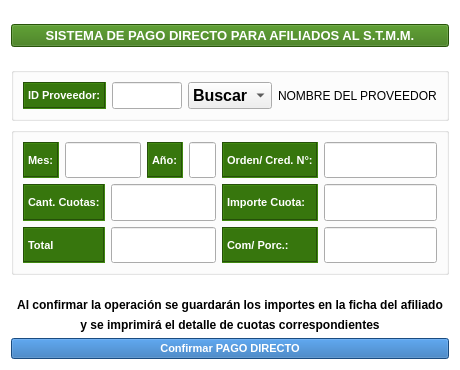
Above: gui/cargas/carga_debito.ui from shae-ra/sindicato before the change. Below: the same form after it.
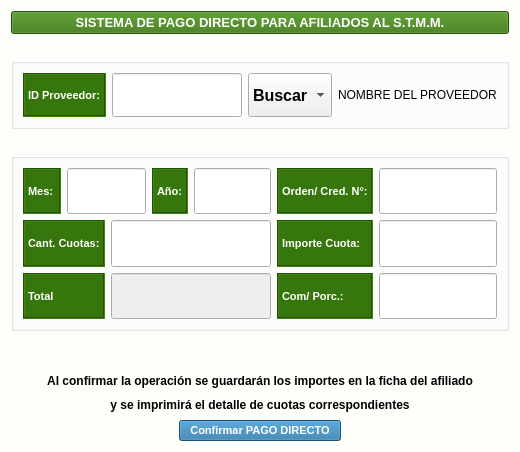
That is the form after the change. Icons and pictures are not drawn.

Patch:
```diff
--- a/gui/cargas/carga_debito.ui
+++ b/gui/cargas/carga_debito.ui
@@ -9,20 +9,20 @@
    <rect>
     <x>0</x>
     <y>0</y>
-    <width>460</width>
-    <height>370</height>
+    <width>520</width>
+    <height>452</height>
    </rect>
   </property>
   <property name="minimumSize">
    <size>
-    <width>460</width>
-    <height>370</height>
+    <width>520</width>
+    <height>452</height>
    </size>
   </property>
   <property name="maximumSize">
    <size>
-    <width>460</width>
-    <height>370</height>
+    <width>520</width>
+    <height>452</height>
    </size>
   </property>
   <property name="palette">
@@ -40,9 +40,9 @@
      <colorrole role="Button">
       <brush brushstyle="SolidPattern">
        <color alpha="255">
-        <red>255</red>
+        <red>254</red>
         <green>255</green>
-        <blue>255</blue>
+        <blue>251</blue>
        </color>
       </brush>
      </colorrole>
@@ -58,9 +58,9 @@
      <colorrole role="Midlight">
       <brush brushstyle="SolidPattern">
        <color alpha="255">
-        <red>255</red>
+        <red>254</red>
         <green>255</green>
-        <blue>255</blue>
+        <blue>253</blue>
        </color>
       </brush>
      </colorrole>
@@ -69,16 +69,16 @@
        <color alpha="255">
         <red>127</red>
         <green>127</green>
-        <blue>127</blue>
+        <blue>125</blue>
        </color>
       </brush>
      </colorrole>
      <colorrole role="Mid">
       <brush brushstyle="SolidPattern">
        <color alpha="255">
-        <red>170</red>
+        <red>169</red>
         <green>170</green>
-        <blue>170</blue>
+        <blue>167</blue>
        </color>
       </brush>
      </colorrole>
@@ -121,9 +121,9 @@
      <colorrole role="Window">
       <brush brushstyle="SolidPattern">
        <color alpha="255">
-        <red>255</red>
+        <red>254</red>
         <green>255</green>
-        <blue>255</blue>
+        <blue>251</blue>
        </color>
       </brush>
      </colorrole>
@@ -139,9 +139,9 @@
      <colorrole role="AlternateBase">
       <brush brushstyle="SolidPattern">
        <color alpha="255">
-        <red>255</red>
+        <red>254</red>
         <green>255</green>
-        <blue>255</blue>
+        <blue>253</blue>
        </color>
       </brush>
      </colorrole>
@@ -177,9 +177,9 @@
      <colorrole role="Button">
       <brush brushstyle="SolidPattern">
        <color alpha="255">
-        <red>255</red>
+        <red>254</red>
         <green>255</green>
-        <blue>255</blue>
+        <blue>251</blue>
        </color>
       </brush>
      </colorrole>
@@ -195,9 +195,9 @@
      <colorrole role="Midlight">
       <brush brushstyle="SolidPattern">
        <color alpha="255">
-        <red>255</red>
+        <red>254</red>
         <green>255</green>
-        <blue>255</blue>
+        <blue>253</blue>
        </color>
       </brush>
      </colorrole>
@@ -206,16 +206,16 @@
        <color alpha="255">
         <red>127</red>
         <green>127</green>
-        <blue>127</blue>
+        <blue>125</blue>
        </color>
       </brush>
      </colorrole>
      <colorrole role="Mid">
       <brush brushstyle="SolidPattern">
        <color alpha="255">
-        <red>170</red>
+        <red>169</red>
         <green>170</green>
-        <blue>170</blue>
+        <blue>167</blue>
        </color>
       </brush>
      </colorrole>
@@ -258,9 +258,9 @@
      <colorrole role="Window">
       <brush brushstyle="SolidPattern">
        <color alpha="255">
-        <red>255</red>
+        <red>254</red>
         <green>255</green>
-        <blue>255</blue>
+        <blue>251</blue>
        </color>
       </brush>
      </colorrole>
@@ -276,9 +276,9 @@
      <colorrole role="AlternateBase">
       <brush brushstyle="SolidPattern">
        <color alpha="255">
-        <red>255</red>
+        <red>254</red>
         <green>255</green>
-        <blue>255</blue>
+        <blue>253</blue>
        </color>
       </brush>
      </colorrole>
@@ -307,16 +307,16 @@
        <color alpha="255">
         <red>127</red>
         <green>127</green>
-        <blue>127</blue>
+        <blue>125</blue>
        </color>
       </brush>
      </colorrole>
      <colorrole role="Button">
       <brush brushstyle="SolidPattern">
        <color alpha="255">
-        <red>255</red>
+        <red>254</red>
         <green>255</green>
-        <blue>255</blue>
+        <blue>251</blue>
        </color>
       </brush>
      </colorrole>
@@ -332,9 +332,9 @@
      <colorrole role="Midlight">
       <brush brushstyle="SolidPattern">
        <color alpha="255">
-        <red>255</red>
+        <red>254</red>
         <green>255</green>
-        <blue>255</blue>
+        <blue>253</blue>
        </color>
       </brush>
      </colorrole>
@@ -343,16 +343,16 @@
        <color alpha="255">
         <red>127</red>
         <green>127</green>
-        <blue>127</blue>
+        <blue>125</blue>
        </color>
       </brush>
      </colorrole>
      <colorrole role="Mid">
       <brush brushstyle="SolidPattern">
        <color alpha="255">
-        <red>170</red>
+        <red>169</red>
         <green>170</green>
-        <blue>170</blue>
+        <blue>167</blue>
        </color>
       </brush>
      </colorrole>
@@ -361,7 +361,7 @@
        <color alpha="255">
         <red>127</red>
         <green>127</green>
-        <blue>127</blue>
+        <blue>125</blue>
        </color>
       </brush>
      </colorrole>
@@ -379,25 +379,25 @@
        <color alpha="255">
         <red>127</red>
         <green>127</green>
-        <blue>127</blue>
+        <blue>125</blue>
        </color>
       </brush>
      </colorrole>
      <colorrole role="Base">
       <brush brushstyle="SolidPattern">
        <color alpha="255">
-        <red>255</red>
+        <red>254</red>
         <green>255</green>
-        <blue>255</blue>
+        <blue>251</blue>
        </color>
       </brush>
      </colorrole>
      <colorrole role="Window">
       <brush brushstyle="SolidPattern">
        <color alpha="255">
-        <red>255</red>
+        <red>254</red>
         <green>255</green>
-        <blue>255</blue>
+        <blue>251</blue>
        </color>
       </brush>
      </colorrole>
@@ -413,9 +413,9 @@
      <colorrole role="AlternateBase">
       <brush brushstyle="SolidPattern">
        <color alpha="255">
-        <red>255</red>
+        <red>254</red>
         <green>255</green>
-        <blue>255</blue>
+        <blue>251</blue>
        </color>
       </brush>
      </colorrole>
@@ -443,52 +443,180 @@
   <property name="windowTitle">
    <string>Form</string>
   </property>
-  <layout class="QGridLayout" name="gridLayout_3" rowstretch="10,0,0,10,30,0,0,0,0">
-   <item row="5" column="1">
+  <layout class="QGridLayout" name="gridLayout_3" rowstretch="10,1,4,1,10,2,1,1,10">
+   <item row="0" column="0" colspan="3">
+    <widget class="QPushButton" name="pushButton_2">
+     <property name="enabled">
+      <bool>true</bool>
+     </property>
+     <property name="font">
+      <font>
+       <family>Arial</family>
+       <pointsize>10</pointsize>
+       <weight>75</weight>
+       <bold>true</bold>
+      </font>
+     </property>
+     <property name="focusPolicy">
+      <enum>Qt::NoFocus</enum>
+     </property>
+     <property name="contextMenuPolicy">
+      <enum>Qt::NoContextMenu</enum>
+     </property>
+     <property name="styleSheet">
+      <string notr="true">#pushButton_2{
+background-color:#37760D;
+color: #FFFFFF;
+}</string>
+     </property>
+     <property name="text">
+      <string>SISTEMA DE PAGO DIRECTO PARA AFILIADOS AL S.T.M.M.</string>
+     </property>
+     <property name="icon">
+      <iconset>
+       <normaloff>../iconos/bp.png</normaloff>../iconos/bp.png</iconset>
+     </property>
+     <property name="iconSize">
+      <size>
+       <width>50</width>
+       <height>50</height>
+      </size>
+     </property>
+     <property name="autoDefault">
+      <bool>false</bool>
+     </property>
+     <property name="default">
+      <bool>false</bool>
+     </property>
+     <property name="flat">
+      <bool>false</bool>
+     </property>
+    </widget>
+   </item>
+   <item row="1" column="0" colspan="3">
+    <spacer name="verticalSpacer_3">
+     <property name="orientation">
+      <enum>Qt::Vertical</enum>
+     </property>
+     <property name="sizeHint" stdset="0">
+      <size>
+       <width>20</width>
+       <height>12</height>
+      </size>
+     </property>
+    </spacer>
+   </item>
+   <item row="2" column="0" colspan="3">
+    <widget class="QGroupBox" name="groupBox">
+     <property name="styleSheet">
+      <string notr="true">#groupBox{
+background-color: #FFFFFF;
+}</string>
+     </property>
+     <property name="title">
+      <string/>
+     </property>
+     <property name="flat">
+      <bool>false</bool>
+     </property>
+     <layout class="QGridLayout" name="gridLayout">
+      <item row="1" column="1">
+       <widget class="QLineEdit" name="lineEdit_6">
+        <property name="sizePolicy">
+         <sizepolicy hsizetype="Expanding" vsizetype="Expanding">
+          <horstretch>0</horstretch>
+          <verstretch>0</verstretch>
+         </sizepolicy>
+        </property>
+        <property name="font">
+         <font>
+          <family>System</family>
+          <pointsize>12</pointsize>
+          <weight>75</weight>
+          <bold>true</bold>
+         </font>
+        </property>
+       </widget>
+      </item>
+      <item row="1" column="0">
+       <widget class="QLabel" name="label">
+        <property name="sizePolicy">
+         <sizepolicy hsizetype="Preferred" vsizetype="Expanding">
+          <horstretch>0</horstretch>
+          <verstretch>0</verstretch>
+         </sizepolicy>
+        </property>
+        <property name="font">
+         <font>
+          <family>Arial</family>
+          <pointsize>8</pointsize>
+          <weight>75</weight>
+          <bold>true</bold>
+         </font>
+        </property>
+        <property name="styleSheet">
+         <string notr="true">#label{
+background-color:#37760D;
+color: #FFFFFF;
+}</string>
+        </property>
+        <property name="frameShape">
+         <enum>QFrame::Box</enum>
+        </property>
+        <property name="frameShadow">
+         <enum>QFrame::Sunken</enum>
+        </property>
+        <property name="text">
+         <string>ID Proveedor:</string>
+        </property>
+       </widget>
+      </item>
+      <item row="1" column="2">
+       <widget class="QComboBox" name="comboBox">
+        <property name="sizePolicy">
+         <sizepolicy hsizetype="Preferred" vsizetype="Expanding">
+          <horstretch>0</horstretch>
+          <verstretch>0</verstretch>
+         </sizepolicy>
+        </property>
+        <property name="font">
+         <font>
+          <family>System</family>
+          <pointsize>12</pointsize>
+          <weight>75</weight>
+          <bold>true</bold>
+         </font>
+        </property>
+        <item>
+         <property name="text">
+          <string>Buscar</string>
+         </property>
+        </item>
+       </widget>
+      </item>
+      <item row="1" column="3">
+       <widget class="QLabel" name="label_6">
+        <property name="text">
+         <string>NOMBRE DEL PROVEEDOR</string>
+        </property>
+       </widget>
+      </item>
+     </layout>
+    </widget>
+   </item>
+   <item row="3" column="1">
     <spacer name="verticalSpacer">
      <property name="orientation">
       <enum>Qt::Vertical</enum>
      </property>
      <property name="sizeHint" stdset="0">
       <size>
-       <width>14</width>
-       <height>17</height>
+       <width>20</width>
+       <height>11</height>
       </size>
      </property>
     </spacer>
    </item>
-   <item row="6" column="1">
-    <widget class="QLabel" name="label_10">
-     <property name="font">
-      <font>
-       <weight>75</weight>
-       <bold>true</bold>
-      </font>
-     </property>
-     <property name="text">
-      <string>Al confirmar la operación se guardarán los importes en la ficha del afiliado</string>
-     </property>
-     <property name="alignment">
-      <set>Qt::AlignCenter</set>
-     </property>
-    </widget>
-   </item>
-   <item row="7" column="1">
-    <widget class="QLabel" name="label_11">
-     <property name="font">
-      <font>
-       <weight>75</weight>
-       <bold>true</bold>
-      </font>
-     </property>
-     <property name="text">
-      <string> y se imprimirá el detalle de cuotas correspondientes </string>
-     </property>
-     <property name="alignment">
-      <set>Qt::AlignCenter</set>
-     </property>
-    </widget>
-   </item>
    <item row="4" column="0" colspan="3">
     <widget class="QGroupBox" name="groupBox_2">
      <property name="styleSheet">
@@ -500,45 +628,9 @@
       <string/>
      </property>
      <property name="flat">
-      <bool>true</bool>
+      <bool>false</bool>
      </property>
      <layout class="QGridLayout" name="gridLayout_2">
-      <item row="0" column="1" colspan="2">
-       <widget class="QLineEdit" name="lineEdit_2">
-        <property name="sizePolicy">
-         <sizepolicy hsizetype="Expanding" vsizetype="Expanding">
-          <horstretch>0</horstretch>
-          <verstretch>0</verstretch>
-         </sizepolicy>
-        </property>
-        <property name="font">
-         <font>
-          <family>System</family>
-          <pointsize>12</pointsize>
-          <weight>75</weight>
-          <bold>true</bold>
-         </font>
-        </property>
-       </widget>
-      </item>
-      <item row="0" column="4" colspan="3">
-       <widget class="QLineEdit" name="lineEdit_4">
-        <property name="sizePolicy">
-         <sizepolicy hsizetype="Expanding" vsizetype="Expanding">
-          <horstretch>0</horstretch>
-          <verstretch>0</verstretch>
-         </sizepolicy>
-        </property>
-        <property name="font">
-         <font>
-          <family>System</family>
-          <pointsize>12</pointsize>
-          <weight>75</weight>
-          <bold>true</bold>
-         </font>
-        </property>
-       </widget>
-      </item>
       <item row="2" column="0" colspan="2">
        <widget class="QLabel" name="label_4">
         <property name="sizePolicy">
@@ -572,7 +664,76 @@
         </property>
        </widget>
       </item>
-      <item row="0" column="7">
+      <item row="0" column="1" colspan="2">
+       <widget class="QLineEdit" name="lineEdit_2">
+        <property name="sizePolicy">
+         <sizepolicy hsizetype="Expanding" vsizetype="Expanding">
+          <horstretch>0</horstretch>
+          <verstretch>0</verstretch>
+         </sizepolicy>
+        </property>
+        <property name="font">
+         <font>
+          <family>System</family>
+          <pointsize>12</pointsize>
+          <weight>75</weight>
+          <bold>true</bold>
+         </font>
+        </property>
+       </widget>
+      </item>
+      <item row="0" column="4" colspan="2">
+       <widget class="QLineEdit" name="lineEdit_4">
+        <property name="sizePolicy">
+         <sizepolicy hsizetype="Expanding" vsizetype="Expanding">
+          <horstretch>0</horstretch>
+          <verstretch>0</verstretch>
+         </sizepolicy>
+        </property>
+        <property name="font">
+         <font>
+          <family>System</family>
+          <pointsize>12</pointsize>
+          <weight>75</weight>
+          <bold>true</bold>
+         </font>
+        </property>
+       </widget>
+      </item>
+      <item row="0" column="0">
+       <widget class="QLabel" name="label_2">
+        <property name="sizePolicy">
+         <sizepolicy hsizetype="Preferred" vsizetype="Expanding">
+          <horstretch>0</horstretch>
+          <verstretch>0</verstretch>
+         </sizepolicy>
+        </property>
+        <property name="font">
+         <font>
+          <family>Arial</family>
+          <pointsize>8</pointsize>
+          <weight>75</weight>
+          <bold>true</bold>
+         </font>
+        </property>
+        <property name="styleSheet">
+         <string notr="true">#label_2{
+background-color:#37760D;
+color: #FFFFFF;
+}</string>
+        </property>
+        <property name="frameShape">
+         <enum>QFrame::Box</enum>
+        </property>
+        <property name="frameShadow">
+         <enum>QFrame::Sunken</enum>
+        </property>
+        <property name="text">
+         <string>Mes:</string>
+        </property>
+       </widget>
+      </item>
+      <item row="0" column="6">
        <widget class="QLabel" name="label_7">
         <property name="sizePolicy">
          <sizepolicy hsizetype="Preferred" vsizetype="Expanding">
@@ -638,76 +799,61 @@
         </property>
        </widget>
       </item>
-      <item row="0" column="0">
-       <widget class="QLabel" name="label_2">
-        <property name="sizePolicy">
-         <sizepolicy hsizetype="Preferred" vsizetype="Expanding">
-          <horstretch>0</horstretch>
-          <verstretch>0</verstretch>
-         </sizepolicy>
-        </property>
-        <property name="font">
-         <font>
-          <family>Arial</family>
-          <pointsize>8</pointsize>
-          <weight>75</weight>
-          <bold>true</bold>
-         </font>
-        </property>
-        <property name="styleSheet">
-         <string notr="true">#label_2{
-background-color:#37760D;
-color: #FFFFFF;
-}</string>
-        </property>
-        <property name="frameShape">
-         <enum>QFrame::Box</enum>
-        </property>
-        <property name="frameShadow">
-         <enum>QFrame::Sunken</enum>
-        </property>
-        <property name="text">
-         <string>Mes:</string>
-        </property>
-       </widget>
-      </item>
-      <item row="0" column="8">
-       <widget class="QLineEdit" name="lineEdit_8">
-        <property name="sizePolicy">
-         <sizepolicy hsizetype="Expanding" vsizetype="Expanding">
-          <horstretch>0</horstretch>
-          <verstretch>0</verstretch>
-         </sizepolicy>
-        </property>
-        <property name="font">
-         <font>
-          <family>System</family>
-          <pointsize>12</pointsize>
-          <weight>75</weight>
-          <bold>true</bold>
-         </font>
-        </property>
-       </widget>
-      </item>
-      <item row="2" column="8">
-       <widget class="QLineEdit" name="lineEdit_5">
-        <property name="sizePolicy">
-         <sizepolicy hsizetype="Expanding" vsizetype="Expanding">
-          <horstretch>0</horstretch>
-          <verstretch>0</verstretch>
-         </sizepolicy>
-        </property>
-        <property name="font">
-         <font>
-          <family>System</family>
-          <pointsize>12</pointsize>
-          <weight>75</weight>
-          <bold>true</bold>
-         </font>
-        </property>
-       </widget>
-      </item>
       <item row="2" column="7">
+       <widget class="QLineEdit" name="lineEdit_5">
+        <property name="sizePolicy">
+         <sizepolicy hsizetype="Expanding" vsizetype="Expanding">
+          <horstretch>0</horstretch>
+          <verstretch>0</verstretch>
+         </sizepolicy>
+        </property>
+        <property name="font">
+         <font>
+          <family>System</family>
+          <pointsize>12</pointsize>
+          <weight>75</weight>
+          <bold>true</bold>
+         </font>
+        </property>
+       </widget>
+      </item>
+      <item row="0" column="7">
+       <widget class="QLineEdit" name="lineEdit_8">
+        <property name="sizePolicy">
+         <sizepolicy hsizetype="Expanding" vsizetype="Expanding">
+          <horstretch>0</horstretch>
+          <verstretch>0</verstretch>
+         </sizepolicy>
+        </property>
+        <property name="font">
+         <font>
+          <family>System</family>
+          <pointsize>12</pointsize>
+          <weight>75</weight>
+          <bold>true</bold>
+         </font>
+        </property>
+       </widget>
+      </item>
+      <item row="3" column="7">
+       <widget class="QLineEdit" name="lineEdit_10">
+        <property name="sizePolicy">
+         <sizepolicy hsizetype="Expanding" vsizetype="Expanding">
+          <horstretch>0</horstretch>
+          <verstretch>0</verstretch>
+         </sizepolicy>
+        </property>
+        <property name="font">
+         <font>
+          <family>System</family>
+          <pointsize>12</pointsize>
+          <weight>75</weight>
+          <bold>true</bold>
+         </font>
+        </property>
+       </widget>
+      </item>
+      <item row="2" column="6">
        <widget class="QLabel" name="label_5">
         <property name="sizePolicy">
          <sizepolicy hsizetype="Preferred" vsizetype="Expanding">
@@ -740,25 +886,7 @@
         </property>
        </widget>
       </item>
-      <item row="3" column="8">
-       <widget class="QLineEdit" name="lineEdit_10">
-        <property name="sizePolicy">
-         <sizepolicy hsizetype="Expanding" vsizetype="Expanding">
-          <horstretch>0</horstretch>
-          <verstretch>0</verstretch>
-         </sizepolicy>
-        </property>
-        <property name="font">
-         <font>
-          <family>System</family>
-          <pointsize>12</pointsize>
-          <weight>75</weight>
-          <bold>true</bold>
-         </font>
-        </property>
-       </widget>
-      </item>
-      <item row="3" column="7">
+      <item row="3" column="6">
        <widget class="QLabel" name="label_8">
         <property name="sizePolicy">
          <sizepolicy hsizetype="Preferred" vsizetype="Expanding">
@@ -791,24 +919,6 @@
         </property>
        </widget>
       </item>
-      <item row="2" column="2" colspan="5">
-       <widget class="QLineEdit" name="lineEdit_7">
-        <property name="sizePolicy">
-         <sizepolicy hsizetype="Expanding" vsizetype="Expanding">
-          <horstretch>0</horstretch>
-          <verstretch>0</verstretch>
-         </sizepolicy>
-        </property>
-        <property name="font">
-         <font>
-          <family>System</family>
-          <pointsize>12</pointsize>
-          <weight>75</weight>
-          <bold>true</bold>
-         </font>
-        </property>
-       </widget>
-      </item>
       <item row="3" column="0" colspan="2">
        <widget class="QLabel" name="label_9">
         <property name="sizePolicy">
@@ -842,125 +952,29 @@
         </property>
        </widget>
       </item>
-      <item row="3" column="2" colspan="5">
+      <item row="2" column="2" colspan="4">
+       <widget class="QLineEdit" name="lineEdit_7">
+        <property name="sizePolicy">
+         <sizepolicy hsizetype="Expanding" vsizetype="Expanding">
+          <horstretch>0</horstretch>
+          <verstretch>0</verstretch>
+         </sizepolicy>
+        </property>
+        <property name="font">
+         <font>
+          <family>System</family>
+          <pointsize>12</pointsize>
+          <weight>75</weight>
+          <bold>true</bold>
+         </font>
+        </property>
+       </widget>
+      </item>
+      <item row="3" column="2" colspan="4">
        <widget class="QLineEdit" name="lineEdit_9">
-        <property name="sizePolicy">
-         <sizepolicy hsizetype="Expanding" vsizetype="Expanding">
-          <horstretch>0</horstretch>
-          <verstretch>0</verstretch>
-         </sizepolicy>
-        </property>
-        <property name="font">
-         <font>
-          <family>System</family>
-          <pointsize>12</pointsize>
-          <weight>75</weight>
-          <bold>true</bold>
-         </font>
-        </property>
-       </widget>
-      </item>
-     </layout>
-    </widget>
-   </item>
-   <item row="0" column="0" rowspan="2" colspan="3">
-    <widget class="QPushButton" name="pushButton_2">
      <property name="enabled">
-      <bool>true</bool>
-     </property>
-     <property name="font">
-      <font>
-       <family>Arial</family>
-       <pointsize>10</pointsize>
-       <weight>75</weight>
-       <bold>true</bold>
-      </font>
-     </property>
-     <property name="focusPolicy">
-      <enum>Qt::NoFocus</enum>
-     </property>
-     <property name="contextMenuPolicy">
-      <enum>Qt::NoContextMenu</enum>
-     </property>
-     <property name="styleSheet">
-      <string notr="true">#pushButton_2{
-background-color:#37760D;
-color: #FFFFFF;
-}</string>
-     </property>
-     <property name="text">
-      <string>SISTEMA DE PAGO DIRECTO PARA AFILIADOS AL S.T.M.M.</string>
-     </property>
-     <property name="icon">
-      <iconset>
-       <normaloff>../iconos/bp.png</normaloff>../iconos/bp.png</iconset>
-     </property>
-     <property name="iconSize">
-      <size>
-       <width>50</width>
-       <height>50</height>
-      </size>
-     </property>
-     <property name="autoDefault">
       <bool>false</bool>
      </property>
-     <property name="default">
-      <bool>false</bool>
-     </property>
-     <property name="flat">
-      <bool>false</bool>
-     </property>
-    </widget>
-   </item>
-   <item row="2" column="0" rowspan="2" colspan="3">
-    <widget class="QGroupBox" name="groupBox">
-     <property name="styleSheet">
-      <string notr="true">#groupBox{
-background-color: #FFFFFF;
-}</string>
-     </property>
-     <property name="title">
-      <string/>
-     </property>
-     <property name="flat">
-      <bool>true</bool>
-     </property>
-     <layout class="QGridLayout" name="gridLayout">
-      <item row="0" column="0">
-       <widget class="QLabel" name="label">
-        <property name="sizePolicy">
-         <sizepolicy hsizetype="Preferred" vsizetype="Expanding">
-          <horstretch>0</horstretch>
-          <verstretch>0</verstretch>
-         </sizepolicy>
-        </property>
-        <property name="font">
-         <font>
-          <family>Arial</family>
-          <pointsize>8</pointsize>
-          <weight>75</weight>
-          <bold>true</bold>
-         </font>
-        </property>
-        <property name="styleSheet">
-         <string notr="true">#label{
-background-color:#37760D;
-color: #FFFFFF;
-}</string>
-        </property>
-        <property name="frameShape">
-         <enum>QFrame::Box</enum>
-        </property>
-        <property name="frameShadow">
-         <enum>QFrame::Sunken</enum>
-        </property>
-        <property name="text">
-         <string>ID Proveedor:</string>
-        </property>
-       </widget>
-      </item>
-      <item row="0" column="1">
-       <widget class="QLineEdit" name="lineEdit_6">
         <property name="sizePolicy">
          <sizepolicy hsizetype="Expanding" vsizetype="Expanding">
           <horstretch>0</horstretch>
@@ -977,40 +991,68 @@
         </property>
        </widget>
       </item>
-      <item row="0" column="2">
-       <widget class="QComboBox" name="comboBox">
-        <property name="sizePolicy">
-         <sizepolicy hsizetype="Preferred" vsizetype="Expanding">
-          <horstretch>0</horstretch>
-          <verstretch>0</verstretch>
-         </sizepolicy>
-        </property>
-        <property name="font">
-         <font>
-          <family>System</family>
-          <pointsize>12</pointsize>
-          <weight>75</weight>
-          <bold>true</bold>
-         </font>
-        </property>
-        <item>
-         <property name="text">
-          <string>Buscar</string>
-         </property>
-        </item>
-       </widget>
-      </item>
-      <item row="0" column="3">
-       <widget class="QLabel" name="label_6">
-        <property name="text">
-         <string>NOMBRE DEL PROVEEDOR</string>
-        </property>
-       </widget>
-      </item>
      </layout>
     </widget>
    </item>
-   <item row="8" column="0" colspan="3">
+   <item row="5" column="1">
+    <spacer name="verticalSpacer_2">
+     <property name="orientation">
+      <enum>Qt::Vertical</enum>
+     </property>
+     <property name="sizeHint" stdset="0">
+      <size>
+       <width>20</width>
+       <height>40</height>
+      </size>
+     </property>
+    </spacer>
+   </item>
+   <item row="6" column="0" colspan="3">
+    <widget class="QLabel" name="label_10">
+     <property name="font">
+      <font>
+       <weight>75</weight>
+       <bold>true</bold>
+      </font>
+     </property>
+     <property name="text">
+      <string>Al confirmar la operación se guardarán los importes en la ficha del afiliado</string>
+     </property>
+     <property name="alignment">
+      <set>Qt::AlignCenter</set>
+     </property>
+    </widget>
+   </item>
+   <item row="7" column="0" colspan="3">
+    <widget class="QLabel" name="label_11">
+     <property name="font">
+      <font>
+       <weight>75</weight>
+       <bold>true</bold>
+      </font>
+     </property>
+     <property name="text">
+      <string> y se imprimirá el detalle de cuotas correspondientes </string>
+     </property>
+     <property name="alignment">
+      <set>Qt::AlignCenter</set>
+     </property>
+    </widget>
+   </item>
+   <item row="8" column="0">
+    <spacer name="horizontalSpacer_2">
+     <property name="orientation">
+      <enum>Qt::Horizontal</enum>
+     </property>
+     <property name="sizeHint" stdset="0">
+      <size>
+       <width>152</width>
+       <height>20</height>
+      </size>
+     </property>
+    </spacer>
+   </item>
+   <item row="8" column="1">
     <widget class="QPushButton" name="pushButton">
      <property name="sizePolicy">
       <sizepolicy hsizetype="Expanding" vsizetype="Fixed">
@@ -1028,9 +1070,15 @@
      </property>
      <property name="styleSheet">
       <string notr="true">#pushButton{
-background-color:#246BB3;
+background-color:#2471A3 ;
 color: #FFFFFF;
-}</string>
+}
+
+#pushButton:hover{
+background-color:#1F618D ;
+color: #FFFFFF;
+}
+</string>
      </property>
      <property name="text">
       <string>Confirmar PAGO DIRECTO</string>
@@ -1047,6 +1095,19 @@
      </property>
     </widget>
    </item>
+   <item row="8" column="2">
+    <spacer name="horizontalSpacer">
+     <property name="orientation">
+      <enum>Qt::Horizontal</enum>
+     </property>
+     <property name="sizeHint" stdset="0">
+      <size>
+       <width>152</width>
+       <height>20</height>
+      </size>
+     </property>
+    </spacer>
+   </item>
   </layout>
  </widget>
  <tabstops>
```
Lines whose indentation alone changed are shown as unchanged.
